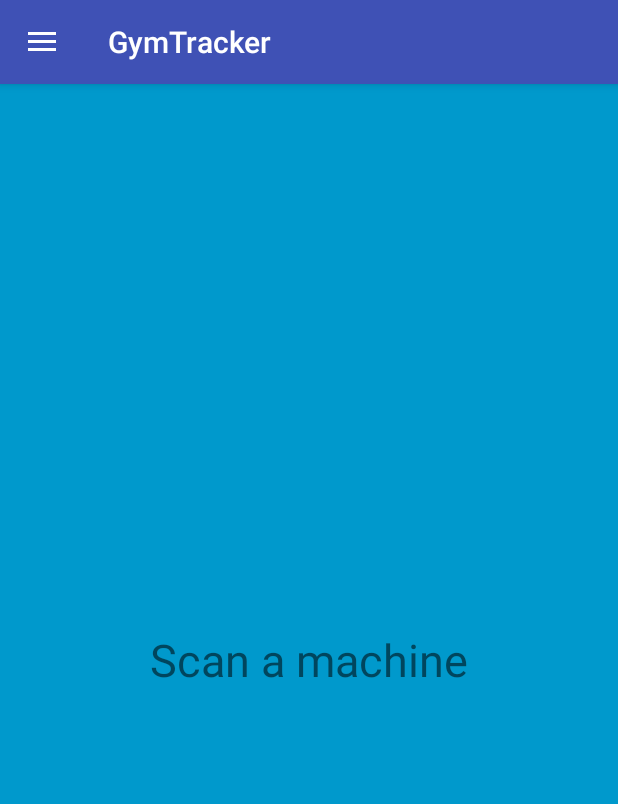
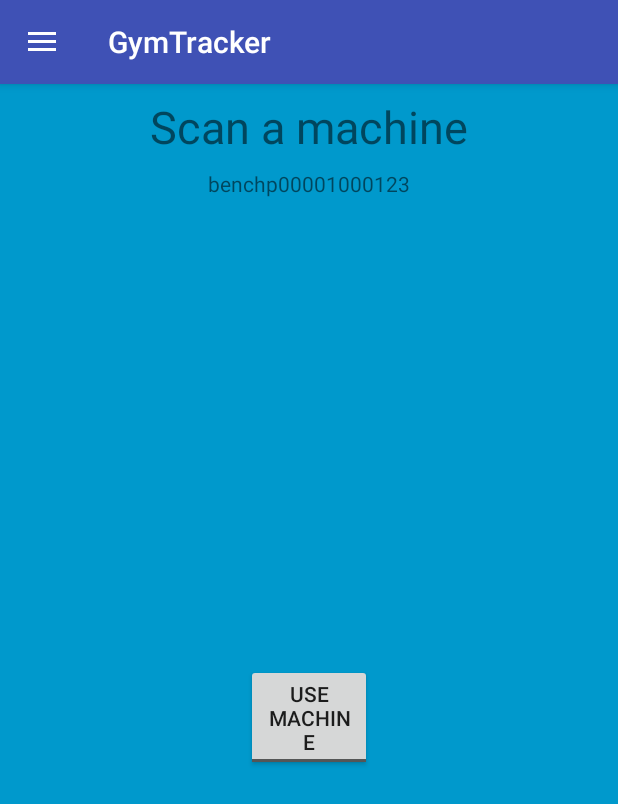
Before and after one commit to JavierTSalas/GymTracker, an Android app: the fragment ScanFragment placed in its activity, in the side drawer, after a tap on "Scan a Machine", on a phone screen of 412 x 824 dp. Shown: the top 804 px of the screen. Run offline under Robolectric (Android 15) with nearby library versions, the phone set to English and light mode, and no system bars; our stand-ins replace Firebase (no records; nobody signed in at launch, a user with empty details on screens opened directly); libraries missing offline, so code that uses them is left out: com.firebase.ui.

Commit message:
Added scan machine functionality for scan by ID. Update Firebase with status of machine (in / out of use). Javier and Ben.

```diff
--- a/app/src/main/java/edu/fsu/cs/cen4020/gymtracker/ScanFragment.java
+++ b/app/src/main/java/edu/fsu/cs/cen4020/gymtracker/ScanFragment.java
@@ -1,18 +1,128 @@
 package edu.fsu.cs.cen4020.gymtracker;
+
+/*
+  3/3/2019 By Ben K. and Javier S.
+ */
 
 import android.os.Bundle;
 import android.support.annotation.NonNull;
 import android.support.annotation.Nullable;
 import android.support.v4.app.Fragment;
+import android.util.Log;
 import android.view.LayoutInflater;
 import android.view.View;
 import android.view.ViewGroup;
+import android.widget.TextView;
+import android.widget.Toast;
+import android.widget.ToggleButton;
+
+import com.google.firebase.auth.FirebaseAuth;
+import com.google.firebase.firestore.DocumentReference;
+import com.google.firebase.firestore.DocumentSnapshot;
+import com.google.firebase.firestore.EventListener;
+import com.google.firebase.firestore.FirebaseFirestore;
+import com.google.firebase.firestore.FirebaseFirestoreException;
+import com.google.firebase.firestore.SetOptions;
+
+import java.util.HashMap;
+import java.util.Map;
 
 public class ScanFragment extends Fragment {
+
+    final private static String USED = "used";
+    private final static String CURR_USER = "currentUser";
+    ToggleButton tbUsing;
+    TextView etScanID;
+    boolean usedByCurr = false;
+    public static final String TAG = ScanFragment.class.getCanonicalName();
+    FirebaseFirestore db = FirebaseFirestore.getInstance();
+    final String FirebaseUid = FirebaseAuth.getInstance().getCurrentUser().getUid();
 
     @Nullable
     @Override
     public View onCreateView(@NonNull LayoutInflater inflater, @Nullable ViewGroup container, @Nullable Bundle savedInstanceState) {
-        return inflater.inflate(R.layout.fragment_scan,container,false);
+
+        View view = inflater.inflate(R.layout.fragment_scan, container, false);
+        tbUsing = view.findViewById(R.id.tb_Using);
+        etScanID = view.findViewById(R.id.et_ScanID);
+
+
+        final DocumentReference docRef = db.collection("gyms").document("anchor").collection("equipment").document(etScanID.getText().toString());
+        docRef.addSnapshotListener(new EventListener<DocumentSnapshot>() {
+            @Override
+            public void onEvent(@Nullable DocumentSnapshot snapshot,
+                                @Nullable FirebaseFirestoreException e) {
+                if (e != null) {
+                    Log.w(TAG, "Listen failed.", e);
+                    return;
+                }
+
+                if (snapshot != null && snapshot.exists()) {
+                    Log.d(TAG, "Current data: " + snapshot.getData());
+                    updateView(snapshot.getData());
+                } else {
+                    Log.d(TAG, "Current data: null");
+                }
+            }
+        });
+
+
+        tbUsing.setOnClickListener(new View.OnClickListener() {
+            @Override
+            public void onClick(View v) {
+                toggleButton(tbUsing.isChecked());
+            }
+        });
+
+        return view;
+    }
+
+    /***
+     * This function is bound to tbUsing's onClick
+     * @param checked  tbUsing.isChecked()
+     */
+    private void toggleButton(boolean checked) {
+        // Check if in use
+        // Send message to firebase
+        final DocumentReference docRef = db.collection("gyms").document("anchor").collection("equipment").document(etScanID.getText().toString());
+        // Make map for firebase
+        Map<String, Object> data = new HashMap<>();
+        data.put(USED, checked);
+        if (!checked) {
+            data.put(CURR_USER, "null");
+        } else {
+            data.put(CURR_USER, FirebaseUid);
+        }
+        // Put the data
+        docRef.set(data, SetOptions.merge());
+        // Update the UI
+        updateView(data);
+        Log.d(TAG, "sending to FB" + data.toString());
+    }
+
+    /***
+     * Update UI
+     * @param map Data from firebase in a map
+     */
+    private void updateView(Map<String, Object> map) {
+        // Display correct information on toggle button
+        // userFlag checks that the current user of the machine is not the signed in user and that CURR_USER is not null
+        boolean userFlag = !map.get(CURR_USER).equals(FirebaseUid) && !map.get(CURR_USER).equals("null");
+        if (tbUsing.isChecked() && userFlag) {
+            tbUsing.setClickable(false);
+            Log.d(TAG, "set clickable to false -- different user using machine");
+        } else {
+            tbUsing.setClickable(true);
+            Log.d(TAG, "set clickable to true -- current or no user using machine");
+        }
+        tbUsing.setChecked((boolean) map.get(USED));
+
+    }
+
+    //Override to set Firebase to show that the machine they were previously scanning is no longer in use
+    @Override
+    public void onDetach() {
+        toggleButton(false);
+        super.onDetach();
     }
 }
--- a/app/src/main/res/layout/fragment_scan.xml
+++ b/app/src/main/res/layout/fragment_scan.xml
@@ -1,14 +1,54 @@
 <?xml version="1.0" encoding="utf-8"?>
-<RelativeLayout xmlns:android="http://schemas.android.com/apk/res/android"
+<android.support.constraint.ConstraintLayout xmlns:android="http://schemas.android.com/apk/res/android"
+    xmlns:app="http://schemas.android.com/apk/res-auto"
+    xmlns:tools="http://schemas.android.com/tools"
+    android:id="@+id/ScanLayout"
     android:layout_width="match_parent"
     android:layout_height="match_parent"
     android:background="@android:color/holo_blue_dark">
 
+
+    <!-- TODO:: make "scan a machine a string and reference it -->
     <TextView
+        android:id="@+id/textView2"
         android:layout_width="wrap_content"
         android:layout_height="wrap_content"
-        android:text = "Scan a machine"
-        android:textSize = "30sp"
-        android:layout_centerInParent="true"/>
+        android:layout_marginStart="8dp"
+        android:layout_marginTop="8dp"
+        android:layout_marginEnd="8dp"
+        android:text="Scan a machine"
+        android:textSize="30sp"
+        app:layout_constraintEnd_toEndOf="parent"
+        app:layout_constraintStart_toStartOf="parent"
+        app:layout_constraintTop_toTopOf="parent"/>
 
-</RelativeLayout>
+    <TextView
+        android:id="@+id/et_ScanID"
+        android:layout_width="wrap_content"
+        android:layout_height="wrap_content"
+        android:layout_marginStart="8dp"
+        android:layout_marginTop="8dp"
+        android:layout_marginEnd="8dp"
+        android:editable="true"
+        android:text="benchp00001000123"
+        app:layout_constraintEnd_toEndOf="parent"
+        app:layout_constraintStart_toStartOf="parent"
+        app:layout_constraintTop_toBottomOf="@+id/textView2" />
+
+    <ToggleButton
+        android:id="@+id/tb_Using"
+        android:layout_width="84dp"
+        android:layout_height="wrap_content"
+        android:layout_marginStart="8dp"
+        android:layout_marginTop="8dp"
+        android:layout_marginEnd="8dp"
+        android:layout_marginBottom="8dp"
+        android:text="ToggleButton"
+        android:textOff="Use Machine"
+        android:textOn="Already In Use"
+        app:layout_constraintBottom_toBottomOf="parent"
+        app:layout_constraintEnd_toEndOf="parent"
+        app:layout_constraintStart_toStartOf="parent"
+        app:layout_constraintTop_toBottomOf="@+id/et_ScanID" />
+
+</android.support.constraint.ConstraintLayout>
```
